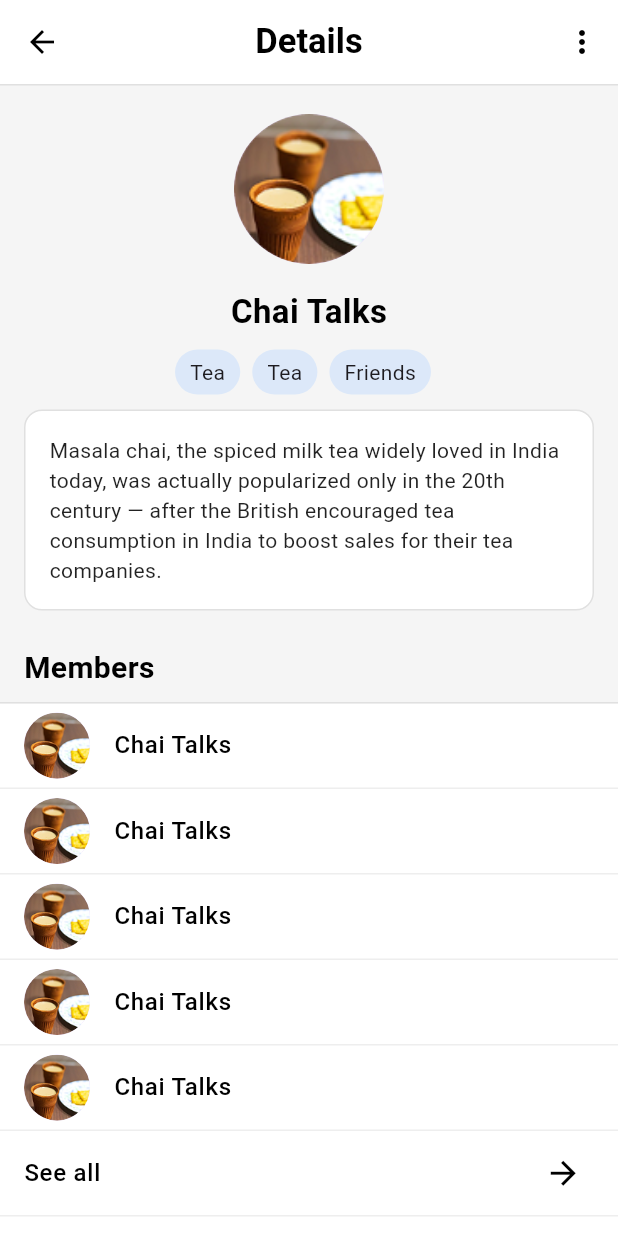
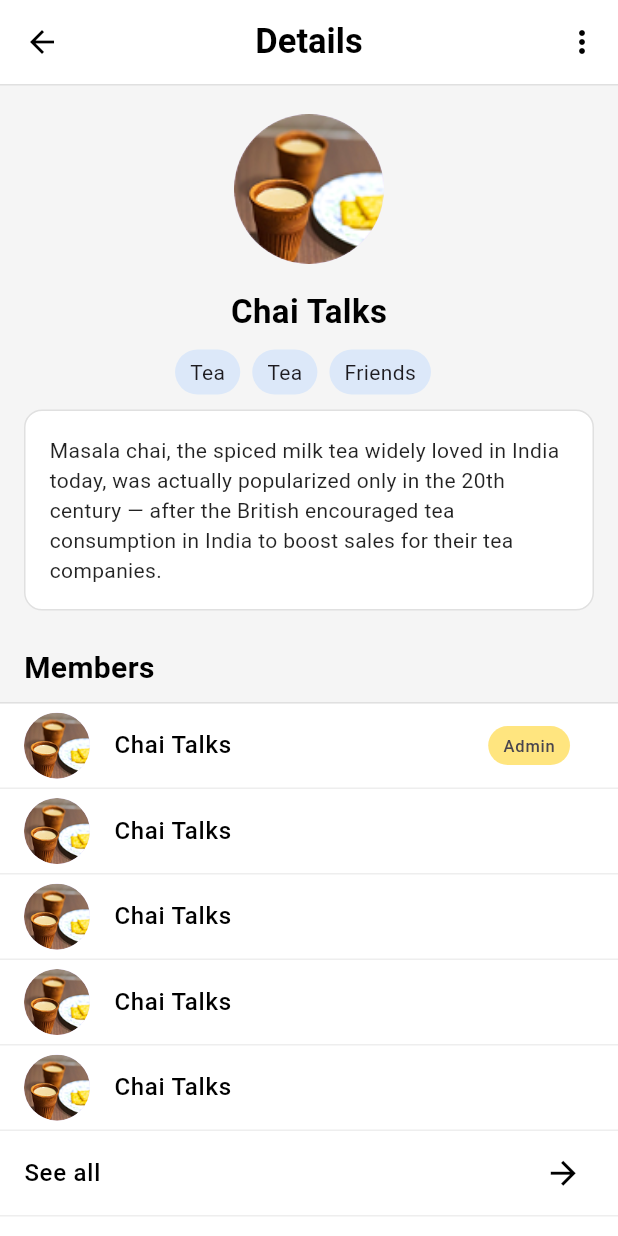
Before and after one commit to senioradventure/app-demo, a Flutter app: the ChatDetailsScreen screen opened directly, on a phone screen of 412 x 824 dp. Run offline on Flutter 3.47's test engine with Material 3 defaults, Android fonts, the phone set to English and light mode, and no system bars; our stand-ins replace dio.

Commit message:
Added the admin badge to the first user. Re-used the container from tags.

```diff
--- a/lib/features/chat/ui/room_details.dart
+++ b/lib/features/chat/ui/room_details.dart
@@ -201,6 +201,18 @@ class _ChatDetailsScreenState extends State<ChatDetailsScreen> {
                         color: Colors.black,
                       ),
                     ),
+                    trailing: Container(
+                      margin: const EdgeInsets.only(right: 8),
+                      padding: const EdgeInsets.symmetric(
+                        horizontal: 10,
+                        vertical: 5,
+                      ),
+                      child: const Text('Admin'),
+                      decoration: BoxDecoration(
+                        color: Colors.amberAccent.shade100,
+                        borderRadius: BorderRadius.circular(20),
+                      ),
+                    ),
                   ),
                 ),
                 ...List.generate(
```
